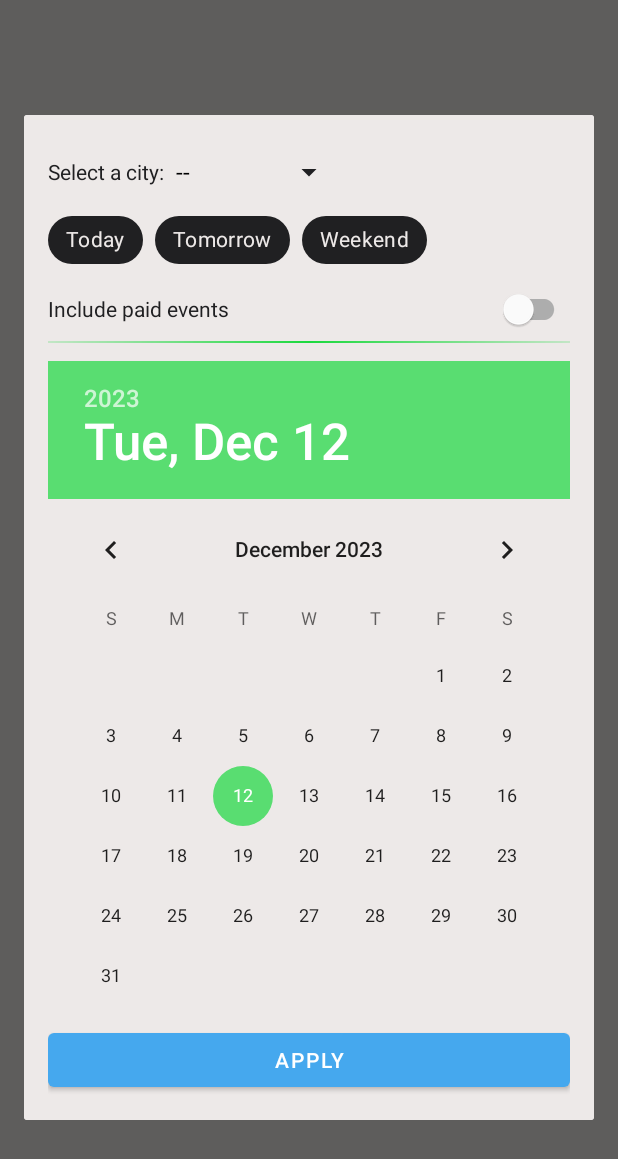
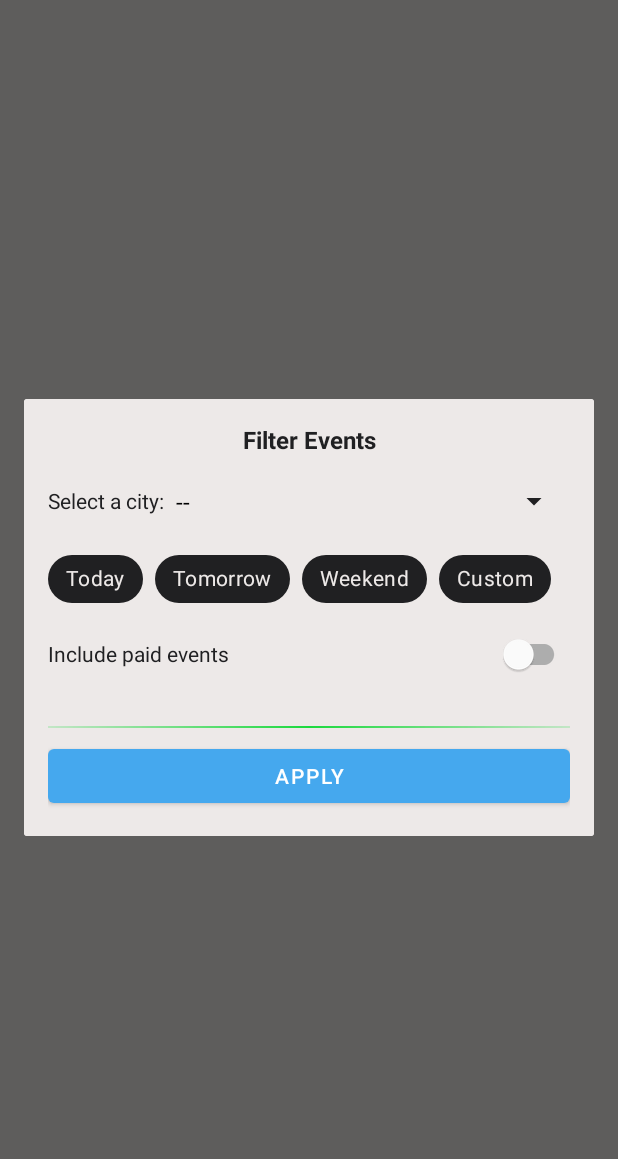
Before and after one commit to asiljan/IstriaEvents, an Android app: the fragment FilterEventsDialogFragment shown on its own in the app's theme, on a phone screen of 412 x 824 dp. Shown: the top 1159 px of the screen. Run offline under Robolectric (Android 15) with nearby library versions, the light colour scheme and no system bars.

Commit message:
Update filter dialog and selected chips

```diff
--- a/app/src/main/java/com/siljan/istriaevents/ui/explore/FilterEventsDialogFragment.kt
+++ b/app/src/main/java/com/siljan/istriaevents/ui/explore/FilterEventsDialogFragment.kt
@@ -8,13 +8,16 @@ import android.view.ViewGroup
 import android.widget.ArrayAdapter
 import androidx.fragment.app.DialogFragment
 import com.google.android.material.chip.Chip
+import com.google.android.material.chip.ChipGroup
 import com.google.android.material.datepicker.CalendarConstraints
 import com.google.android.material.datepicker.DateValidatorPointForward
 import com.siljan.istriaevents.R
+import com.siljan.istriaevents.common.createCustomDateRangePicker
 import com.siljan.istriaevents.databinding.DialogFilterEventsBinding
 import com.siljan.istriaevents.ui.models.EventsFilter
 
-class FilterEventsDialogFragment : DialogFragment(R.layout.dialog_filter_events) {
+class FilterEventsDialogFragment : DialogFragment(R.layout.dialog_filter_events),
+    ChipGroup.OnCheckedStateChangeListener {
 
     internal interface EventsDialogListener {
         fun onConfirmClicked(filter: EventsFilter)
@@ -22,6 +25,7 @@ class FilterEventsDialogFragment : DialogFragment(R.layout.dialog_filter_events)
 
     private var _binding: DialogFilterEventsBinding? = null
     private var listener: EventsDialogListener? = null
+    private var dateRange: Pair<Long, Long> = Pair(0L, 0L)
     private val binding get() = _binding!!
 
     override fun onCreateView(
@@ -31,33 +35,30 @@ class FilterEventsDialogFragment : DialogFragment(R.layout.dialog_filter_events)
     ): View {
         _binding = DialogFilterEventsBinding.inflate(inflater, container, false)
 
-        val constraintsBuilder =
-            CalendarConstraints.Builder()
-                .setValidator(DateValidatorPointForward.now())
-
         return binding.root
     }
 
     override fun onViewCreated(view: View, savedInstanceState: Bundle?) {
         super.onViewCreated(view, savedInstanceState)
 
+        binding.filterEventsChipsFilterGroup.setOnCheckedStateChangeListener(this)
+
         binding.filterEventsApplyButton.setOnClickListener {
             val chipDate = getSelectedDateChip(binding.filterEventsChipsFilterGroup.checkedChipId)
 
             val dateFilter = if (chipDate == null)
-                EventsFilter.DateFilter.DateRange(323232323, 23242334232)
-            else
-                EventsFilter.DateFilter.getFilter(chipDate)
+                EventsFilter.DateFilter.DateToday
+            else EventsFilter.DateFilter.getFilter(chipDate)
 
             var selectedCity = binding.filterEventsCityFilterSpinner.selectedItem.toString()
-            if(selectedCity == "--") selectedCity = ""
+            if (selectedCity == "--") selectedCity = ""
 
             listener?.onConfirmClicked(
                 EventsFilter(
                     cityId = "123",
                     cityName = selectedCity,
-                    includePaidEvents = false,
-                    date = dateFilter
+                    includePaidEvents = binding.filterEventsFreePaidEventsSwitch.isChecked,
+                    date = EventsFilter.CustomDate(dateFilter, dateRange)
                 )
             )
             this.dismiss()
@@ -88,6 +89,24 @@ class FilterEventsDialogFragment : DialogFragment(R.layout.dialog_filter_events)
 
     override fun onDestroyView() {
         super.onDestroyView()
+        binding.filterEventsChipsFilterGroup.setOnCheckedStateChangeListener(null)
         _binding = null
     }
+
+    override fun onCheckedChanged(group: ChipGroup, checkedIds: MutableList<Int>) {
+        binding.filterEventsChipsFilterGroup.findViewById<Chip>(binding.filterEventsChipsFilterGroup.checkedChipId)
+            ?.let {
+                if (it.id == R.id.chipFilterCustom) {
+
+                    val dialog = this.createCustomDateRangePicker(
+                        "Select start and end date",
+                        CalendarConstraints.Builder().setValidator(DateValidatorPointForward.now()).build()
+                    )
+                    dialog.addOnPositiveButtonClickListener { selection ->
+                        dateRange = selection.first to selection.second
+                    }
+                    dialog.show(parentFragmentManager, "customDateRange")
+                }
+            }
+    }
 }
--- a/app/src/main/java/com/siljan/istriaevents/ui/mappers/EventsMapper.kt
+++ b/app/src/main/java/com/siljan/istriaevents/ui/mappers/EventsMapper.kt
@@ -6,7 +6,7 @@ class EventsMapper {
     fun uiModelToDomain(filter: EventsFilter): com.siljan.domain.models.EventsFilter {
         return com.siljan.domain.models.EventsFilter(
             cityId = filter.cityId,
-            dateRange = when(filter.date) {
+            dateRange = when(filter.date.dateFilter) {
                 EventsFilter.DateFilter.DateToday -> com.siljan.domain.models.EventsFilter.DateRange(122382372,3232322)
                 EventsFilter.DateFilter.DateTmrrw -> com.siljan.domain.models.EventsFilter.DateRange(232323232,2323232)
                 EventsFilter.DateFilter.DateWeekend -> com.siljan.domain.models.EventsFilter.DateRange(32433443, 2324242234)
--- a/app/src/main/res/layout/dialog_filter_events.xml
+++ b/app/src/main/res/layout/dialog_filter_events.xml
@@ -1,16 +1,30 @@
 <?xml version="1.0" encoding="utf-8"?>
-<androidx.constraintlayout.widget.ConstraintLayout xmlns:android="http://schemas.android.com/apk/res/android"
+<LinearLayout xmlns:android="http://schemas.android.com/apk/res/android"
     xmlns:app="http://schemas.android.com/apk/res-auto"
     android:layout_width="match_parent"
-    android:layout_height="match_parent"
+    android:layout_height="wrap_content"
     android:background="@color/dirt_white"
+    android:orientation="vertical"
     android:padding="@dimen/four_unit">
+
+    <TextView
+        android:layout_width="match_parent"
+        android:layout_height="wrap_content"
+        android:gravity="center"
+        android:textSize="@dimen/app_text_size_four"
+        android:text="Filter Events"
+        android:textColor="@color/woodsmoke"
+        android:textStyle="bold" />
+
+    <androidx.constraintlayout.widget.ConstraintLayout
+        android:layout_width="match_parent"
+        android:layout_height="wrap_content"
+        android:layout_marginTop="@dimen/five_unit">
 
         <TextView
             android:id="@+id/filterEventsCityFilerLabel"
             android:layout_width="wrap_content"
             android:layout_height="wrap_content"
-        android:layout_marginTop="@dimen/three_unit"
             android:text="Select a city:"
             android:textColor="@color/woodsmoke"
             android:textSize="@dimen/app_text_size_three"
@@ -19,21 +33,28 @@
 
         <Spinner
             android:id="@+id/filterEventsCityFilterSpinner"
-        android:layout_width="wrap_content"
+            android:layout_width="0dp"
             android:layout_height="wrap_content"
             android:layout_marginStart="@dimen/two_unit"
             android:backgroundTint="@color/woodsmoke"
             android:prompt="@string/onboarding_gender_list_title"
             android:spinnerMode="dropdown"
+            app:layout_constraintEnd_toEndOf="parent"
             app:layout_constraintBottom_toBottomOf="@+id/filterEventsCityFilerLabel"
             app:layout_constraintStart_toEndOf="@+id/filterEventsCityFilerLabel"
             app:layout_constraintTop_toTopOf="@+id/filterEventsCityFilerLabel" />
 
+    </androidx.constraintlayout.widget.ConstraintLayout>
+
+    <HorizontalScrollView
+        android:layout_width="match_parent"
+        android:layout_height="wrap_content"
+        android:layout_marginTop="@dimen/four_unit">
+
         <com.google.android.material.chip.ChipGroup
             android:id="@+id/filterEventsChipsFilterGroup"
-        android:layout_width="0dp"
+            android:layout_width="wrap_content"
             android:layout_height="wrap_content"
-        android:layout_marginTop="@dimen/three_unit"
             app:layout_constraintEnd_toEndOf="parent"
             app:layout_constraintStart_toStartOf="parent"
             app:layout_constraintTop_toBottomOf="@+id/filterEventsCityFilerLabel"
@@ -61,56 +82,57 @@
                 android:layout_height="wrap_content"
                 android:text="Weekend" />
 
+            <com.google.android.material.chip.Chip
+                android:id="@+id/chipFilterCustom"
+                style="@style/Widget.MyApp.Chip"
+                android:layout_width="wrap_content"
+                android:layout_height="wrap_content"
+                android:text="Custom" />
+
         </com.google.android.material.chip.ChipGroup>
+
+    </HorizontalScrollView>
+
+    <androidx.constraintlayout.widget.ConstraintLayout
+        android:layout_width="match_parent"
+        android:layout_height="wrap_content"
+        android:layout_marginTop="@dimen/four_unit">
 
         <TextView
             android:id="@+id/filterEventsPaidLabel"
             android:layout_width="wrap_content"
             android:layout_height="wrap_content"
-        android:layout_marginTop="@dimen/three_unit"
             android:textSize="@dimen/app_text_size_three"
             app:layout_constraintStart_toStartOf="parent"
             android:textColor="@color/woodsmoke"
-        app:layout_constraintTop_toBottomOf="@+id/filterEventsChipsFilterGroup"
+            app:layout_constraintTop_toTopOf="parent"
             android:text="Include paid events" />
 
         <com.google.android.material.switchmaterial.SwitchMaterial
+            android:id="@+id/filterEventsFreePaidEventsSwitch"
             android:layout_width="wrap_content"
             android:layout_height="wrap_content"
             app:layout_constraintEnd_toEndOf="parent"
             app:layout_constraintTop_toTopOf="@+id/filterEventsPaidLabel"
             app:layout_constraintBottom_toBottomOf="@+id/filterEventsPaidLabel"/>
 
+    </androidx.constraintlayout.widget.ConstraintLayout>
+
+
     <View
-        android:id="@+id/filterEventsHorizontalDivider"
         android:layout_width="match_parent"
         android:layout_height="1dp"
-        android:layout_marginTop="@dimen/three_unit"
+        android:layout_marginTop="@dimen/six_unit"
         android:background="@drawable/selector_gray_bg"
         android:backgroundTint="@color/green_secondary_variant"
         app:layout_constraintTop_toBottomOf="@+id/filterEventsPaidLabel" />
 
-    <DatePicker
-        android:id="@+id/filterEventsDateRangePicker"
-        android:layout_width="wrap_content"
-        android:layout_height="wrap_content"
-        android:layout_marginTop="@dimen/three_unit"
-        android:layout_marginBottom="@dimen/three_unit"
-        android:theme="@style/Theme.App.DatePicker"
-        app:layout_constraintStart_toStartOf="parent"
-        app:layout_constraintEnd_toEndOf="parent"
-        android:datePickerMode="calendar"
-        app:layout_constraintTop_toBottomOf="@+id/filterEventsHorizontalDivider"
-        app:layout_constraintBottom_toTopOf="@+id/filterEventsApplyButton" />
-
     <Button
         android:id="@+id/filterEventsApplyButton"
-        android:layout_width="0dp"
+        android:layout_width="match_parent"
         android:layout_height="wrap_content"
+        android:layout_marginTop="@dimen/two_unit"
         android:text="apply"
-        android:textAllCaps="true"
-        app:layout_constraintBottom_toBottomOf="parent"
-        app:layout_constraintEnd_toEndOf="parent"
-        app:layout_constraintStart_toStartOf="parent" />
+        android:textAllCaps="true" />
 
-</androidx.constraintlayout.widget.ConstraintLayout>
+</LinearLayout>
```
Also changed, not shown: app/src/main/java/com/siljan/istriaevents/common/AppUtilityUIFunctions.kt (added, +23 -0 lines), app/src/main/java/com/siljan/istriaevents/ui/explore/ExploreFragment.kt (+13 -3 lines), app/src/main/java/com/siljan/istriaevents/ui/models/EventsFilter.kt (+8 -3 lines). Lines whose indentation alone changed are shown as unchanged.
